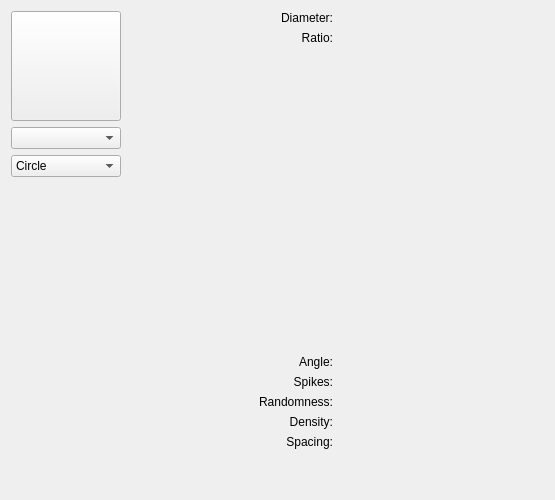
Before: the Qt Designer form krita/plugins/paintops/libpaintop/wdgautobrush.ui in KDE/krita, drawn with Qt 5.
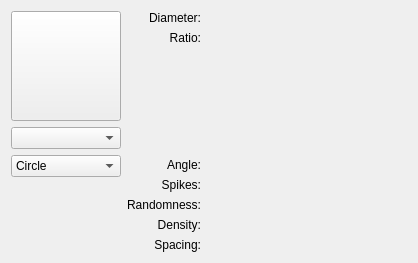
After: the same form once the commit is applied. The open tabs and pages were chosen to show the change. Custom widgets are drawn as their Qt base class.

Commit message: fix display of softbrush curve and fade sliders.

```diff
--- a/krita/plugins/paintops/libpaintop/wdgautobrush.ui
+++ b/krita/plugins/paintops/libpaintop/wdgautobrush.ui
@@ -6,20 +6,14 @@
    <rect>
     <x>0</x>
     <y>0</y>
-    <width>555</width>
-    <height>500</height>
+    <width>410</width>
+    <height>216</height>
    </rect>
   </property>
-  <property name="sizePolicy">
-   <sizepolicy hsizetype="Minimum" vsizetype="Minimum">
-    <horstretch>0</horstretch>
-    <verstretch>0</verstretch>
-   </sizepolicy>
-  </property>
   <property name="minimumSize">
    <size>
-    <width>555</width>
-    <height>500</height>
+    <width>0</width>
+    <height>0</height>
    </size>
   </property>
   <layout class="QGridLayout" name="gridLayout_4">
@@ -142,15 +136,9 @@
         <number>0</number>
        </property>
        <widget class="QWidget" name="PageFade">
+        <layout class="QGridLayout" name="gridLayout_5">
+         <item row="0" column="0">
         <widget class="QGroupBox" name="grpFade_2">
-         <property name="geometry">
-          <rect>
-           <x>0</x>
-           <y>0</y>
-           <width>291</width>
-           <height>101</height>
-          </rect>
-         </property>
          <property name="sizePolicy">
           <sizepolicy hsizetype="Preferred" vsizetype="Preferred">
            <horstretch>0</horstretch>
@@ -205,18 +193,15 @@
           </item>
          </layout>
         </widget>
+         </item>
+        </layout>
        </widget>
        <widget class="QWidget" name="PageCurve">
-        <widget class="KisCurveWidget" name="softnessCurve" native="true">
-         <property name="geometry">
-          <rect>
-           <x>10</x>
-           <y>10</y>
-           <width>261</width>
-           <height>81</height>
-          </rect>
-         </property>
-        </widget>
+        <layout class="QGridLayout" name="gridLayout_6">
+         <item row="0" column="0">
+          <widget class="KisCurveWidget" name="softnessCurve" native="true"/>
+         </item>
+        </layout>
        </widget>
       </widget>
      </item>
@@ -307,7 +292,7 @@
        <property name="sizeHint" stdset="0">
         <size>
          <width>20</width>
-         <height>40</height>
+         <height>0</height>
         </size>
        </property>
       </spacer>
```
Lines whose indentation alone changed are shown as unchanged.
